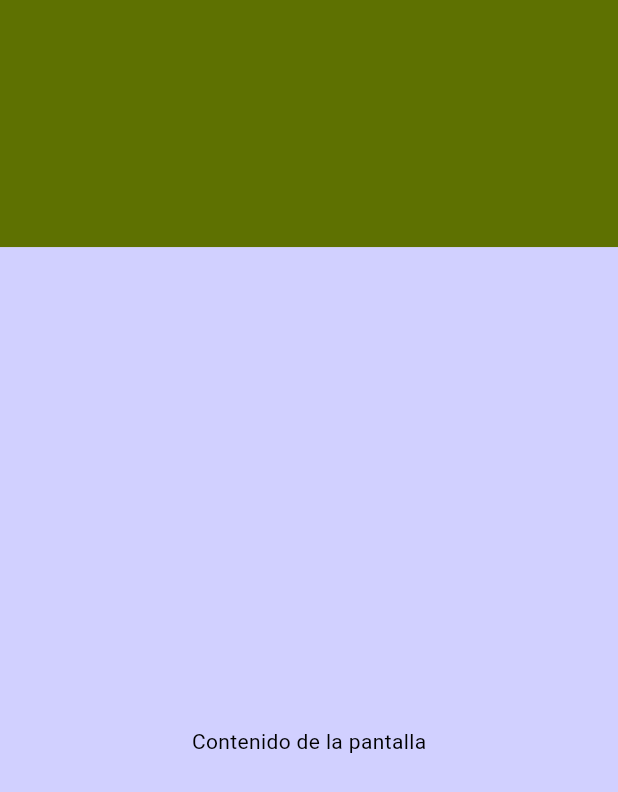
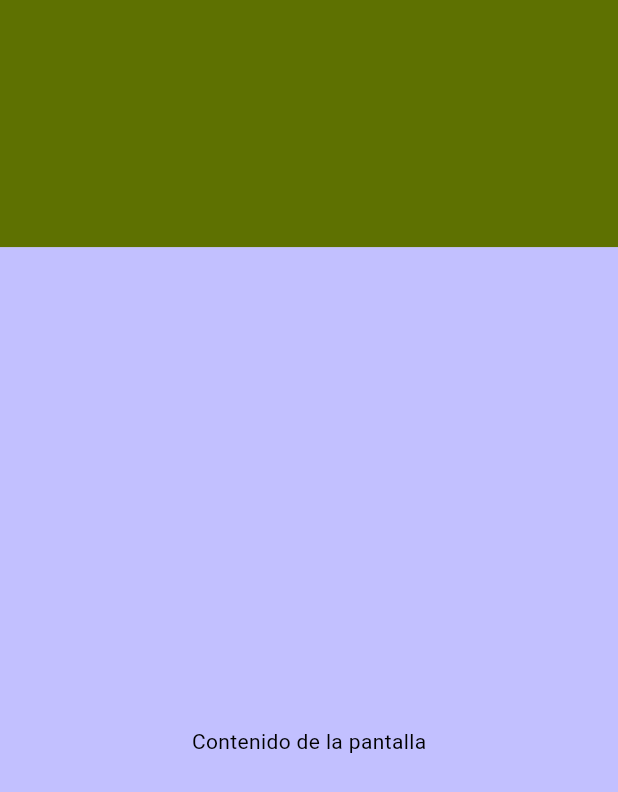
Before and after one commit to softdimo/wapig, a Flutter app: the AccionCuentaScreen screen opened directly, on a phone screen of 412 x 824 dp. Shown: the top 792 px of the screen. Run offline on Flutter 3.47's test engine with Material 3 defaults, Android fonts, the phone set to English and light mode, and no system bars.

Commit message:
colores de fondo de accion cuenta individual, son dos colores distintos, separados, uno arriba y otro abajo

```diff
--- a/lib/presentation/screens/accion_cuenta_screen.dart
+++ b/lib/presentation/screens/accion_cuenta_screen.dart
@@ -49,7 +49,7 @@ class _AccionCuentaScreenState extends State<AccionCuentaScreen> {
           ),
           Container(
             height: size.height * 0.8, // El 50% inferior
-            color: const Color.fromARGB(196, 196, 196, 255), // Color inferior
+            color: const Color.fromARGB(160, 159, 159, 255), // Color inferior
             child: Center(
               // Puedes agregar tus widgets aquí
               child: Text(
```
